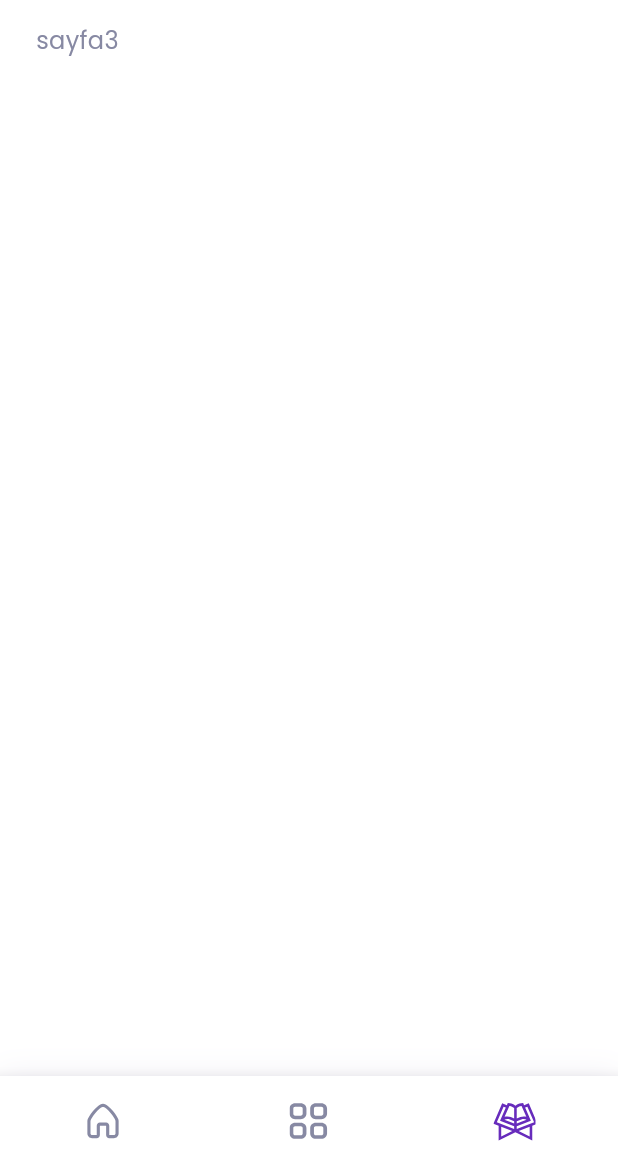
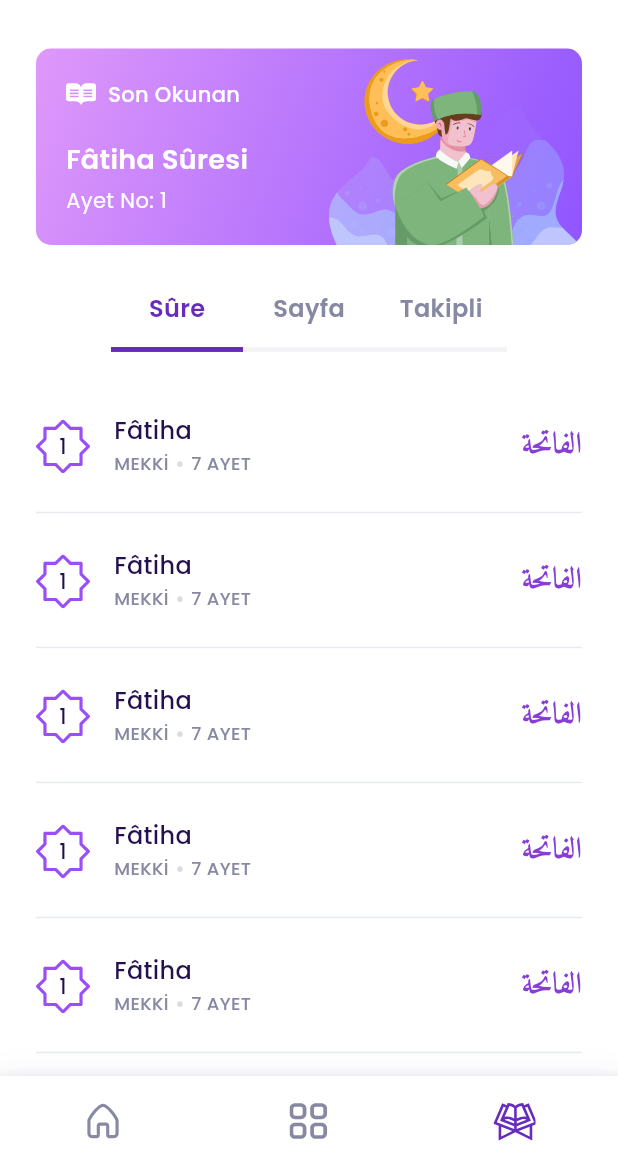
Before and after one commit to ruwiss/dini_atlas, a Flutter app: the HomeView screen opened by its route, item 3 of the bottom bar chosen, on a phone screen of 412 x 824 dp, the part 61-1236 px from its top. Run offline on Flutter 3.47's test engine with Material 3 defaults, Android fonts, the phone set to English and light mode, and no system bars; our stand-ins replace audioplayers, connectivity_plus, dio, flutter_local_notifications, flutter_native_splash, flutter_svg and 8 more; missing offline and left inert: android_alarm_manager_plus; accounts and stored records are empty; generated files the repository leaves out were written again; network calls fail; statements that could not run were skipped.

Commit message:
quran page design

```diff
--- a/dini_atlas/lib/ui/common/constants/app_images.dart
+++ b/dini_atlas/lib/ui/common/constants/app_images.dart
@@ -24,3 +24,7 @@ const String kiBook = "assets/vectors/book.svg";
 const String kiBook2 = "assets/vectors/book2.svg";
 const String kiRadio = "assets/vectors/radio.svg";
 const String kiEsmaulHusna = "assets/vectors/esmaul_husna.svg";
+
+const String kiCardImage = "assets/vectors/card_image.svg";
+const String kiReadme = "assets/vectors/readme.svg";
+const String kiAyahFrame = "assets/vectors/ayah_frame.svg";
--- a/dini_atlas/lib/ui/views/home/home_view.dart
+++ b/dini_atlas/lib/ui/views/home/home_view.dart
@@ -7,6 +7,7 @@ import 'package:stacked/stacked.dart';
 import 'package:flutter_svg/flutter_svg.dart';
 import 'home_service.dart';
 import 'home_viewmodel.dart';
+import 'tabs/quran/quran_tab.dart';
 
 class HomeView extends StatefulWidget {
   const HomeView({super.key});
@@ -93,7 +94,7 @@ class _HomeViewState extends State<HomeView> {
   Widget getViewForIndex(int index) {
     switch (index) {
       case 2:
-        return const Text("sayfa3");
+        return const QuranTab();
       case 1:
         return const CategoriesTab();
       default:
--- a/dini_atlas/lib/ui/views/home/tabs/categories/categories_tab.dart
+++ b/dini_atlas/lib/ui/views/home/tabs/categories/categories_tab.dart
@@ -13,8 +13,7 @@ class CategoriesTab extends StatefulWidget {
 class _CategoriesTabState extends State<CategoriesTab> {
   @override
   Widget build(BuildContext context) {
-    return Scaffold(
-      body: Center(
+    return Center(
       child: GridView.builder(
         itemCount: categoryItems.length,
         padding: const EdgeInsets.symmetric(vertical: 20),
@@ -62,7 +61,6 @@ class _CategoriesTabState extends State<CategoriesTab> {
           );
         },
       ),
-      ),
     );
   }
 }
--- /dev/null
+++ b/dini_atlas/lib/ui/views/home/tabs/quran/quran_tab.dart
@@ -0,0 +1,47 @@
+import 'package:dini_atlas/ui/common/constants/app_colors.dart';
+import 'package:dini_atlas/ui/common/ui_helpers.dart';
+import 'package:dini_atlas/ui/views/home/tabs/quran/quran_tab_viewmodel.dart';
+import 'package:dini_atlas/ui/views/home/tabs/quran/widgets/quran_header_card.dart';
+import 'package:dini_atlas/ui/views/home/tabs/quran/widgets/quran_surah_list.dart';
+import 'package:dini_atlas/ui/views/home/tabs/quran/widgets/quran_tab_buttons.dart';
+import 'package:flutter/material.dart';
+import 'package:flutter/widgets.dart';
+import 'package:stacked/stacked.dart';
+
+class QuranTab extends StackedView<QuranTabViewModel> {
+  const QuranTab({super.key});
+
+  @override
+  Widget builder(
+    BuildContext context,
+    QuranTabViewModel viewModel,
+    Widget? child,
+  ) {
+    return Center(
+      child: Column(
+        children: [
+          QuranHeaderCard(),
+          QuranTabButtons(
+              currentIndex: viewModel.currentIndex,
+              onIndexChanged: viewModel.setIndex),
+          verticalSpaceMedium,
+          switch (viewModel.currentIndex) {
+            0 => QuranSurahList(),
+            1 => const SizedBox(),
+            2 => const SizedBox(),
+            _ => const SizedBox(),
+          }
+        ],
+      ),
+    );
+  }
+
+  @override
+  QuranTabViewModel viewModelBuilder(BuildContext context) =>
+      QuranTabViewModel();
+
+  @override
+  void onViewModelReady(QuranTabViewModel viewModel) {
+    // init();
+  }
+}
--- /dev/null
+++ b/dini_atlas/lib/ui/views/home/tabs/quran/quran_tab_viewmodel.dart
@@ -0,0 +1,5 @@
+import 'package:stacked/stacked.dart';
+
+class QuranTabViewModel extends IndexTrackingViewModel {
+
+}
--- /dev/null
+++ b/dini_atlas/lib/ui/views/home/tabs/quran/widgets/quran_header_card.dart
@@ -0,0 +1,66 @@
+import 'package:dini_atlas/ui/common/constants/constants.dart';
+import 'package:dini_atlas/ui/common/ui_helpers.dart';
+import 'package:flutter/material.dart';
+import 'package:flutter_svg/flutter_svg.dart';
+
+class QuranHeaderCard extends StatelessWidget {
+  const QuranHeaderCard({super.key});
+
+  @override
+  Widget build(BuildContext context) {
+    return Container(
+      width: double.infinity,
+      margin: const EdgeInsets.symmetric(vertical: 17),
+      decoration: BoxDecoration(
+        borderRadius: BorderRadius.circular(10),
+        gradient: const LinearGradient(colors: [
+          kcPurpleColorMedium,
+          kcPurpleColorDark,
+        ], begin: Alignment.topLeft, end: Alignment.bottomRight),
+      ),
+      child: Row(
+        mainAxisAlignment: MainAxisAlignment.spaceBetween,
+        children: [
+          Padding(
+            padding: paddingMedium,
+            child: Column(
+              crossAxisAlignment: CrossAxisAlignment.start,
+              children: [
+                Row(
+                  children: [
+                    SvgPicture.asset(kiReadme),
+                    horizontalSpace(8),
+                    const Text(
+                      "Son Okunan",
+                      style: TextStyle(
+                        fontSize: 14,
+                        color: kcOnPrimaryColor,
+                        fontWeight: FontWeight.w500,
+                      ),
+                    )
+                  ],
+                ),
+                const Padding(
+                  padding: EdgeInsets.only(top: 20, bottom: 4),
+                  child: Text(
+                    "Fâtiha Sûresi",
+                    style: TextStyle(
+                      fontSize: 18,
+                      fontWeight: FontWeight.w600,
+                      color: kcOnPrimaryColor,
+                    ),
+                  ),
+                ),
+                const Text(
+                  "Ayet No: 1",
+                  style: TextStyle(fontSize: 14, color: kcOnPrimaryColor),
+                )
+              ],
+            ),
+          ),
+          SvgPicture.asset(kiCardImage),
+        ],
+      ),
+    );
+  }
+}
--- /dev/null
+++ b/dini_atlas/lib/ui/views/home/tabs/quran/widgets/quran_surah_list.dart
@@ -0,0 +1,105 @@
+import 'package:dini_atlas/ui/common/constants/constants.dart';
+import 'package:dini_atlas/ui/common/ui_helpers.dart';
+import 'package:flutter/material.dart';
+import 'package:flutter_svg/flutter_svg.dart';
+
+class QuranSurahList extends StatelessWidget {
+  const QuranSurahList({super.key});
+
+  @override
+  Widget build(BuildContext context) {
+    return Flexible(
+      child: ListView.builder(
+        shrinkWrap: true,
+        itemCount: 15,
+        itemBuilder: (context, index) {
+          return _surahItem(hideDivider: index == 14);
+        },
+      ),
+    );
+  }
+
+  final TextStyle _surahItemSubStyle = const TextStyle(
+    fontSize: 12,
+    color: kcGrayColor,
+    fontWeight: FontWeight.w500,
+  );
+
+  Widget _surahItem({bool hideDivider = false}) {
+    return GestureDetector(
+      onTap: () {},
+      child: Column(
+        children: [
+          verticalSpace(16),
+          Row(
+            children: [
+              // Sure numarası, çerçeve görünümü
+              Stack(
+                alignment: Alignment.center,
+                children: [
+                  SvgPicture.asset(kiAyahFrame),
+                  const Text(
+                    "1",
+                    style: TextStyle(
+                      fontSize: 14,
+                      color: kcPrimaryColorDark,
+                      fontWeight: FontWeight.w500,
+                    ),
+                  )
+                ],
+              ),
+
+              horizontalSpace(16),
+
+              // Sure adı, numarası, bilgisi
+              Column(
+                crossAxisAlignment: CrossAxisAlignment.start,
+                children: [
+                  // Sure ismi
+                  const Text(
+                    "Fâtiha",
+                    style: TextStyle(
+                      fontSize: 16,
+                      fontWeight: FontWeight.w500,
+                      color: kcPrimaryColorDark,
+                    ),
+                  ),
+                  // Sure bilgisi
+                  Row(
+                    children: [
+                      Text("MEKKİ", style: _surahItemSubStyle),
+                      Text(
+                        " • ",
+                        style: TextStyle(
+                          fontSize: 15,
+                          color: kcGrayColor.withOpacity(.3),
+                        ),
+                      ),
+                      Text("7 AYET", style: _surahItemSubStyle),
+                    ],
+                  )
+                ],
+              ),
+
+              const Spacer(),
+
+              // Arapça Sure adı
+              const Text(
+                "الفاتحة",
+                style: TextStyle(
+                  fontFamily: "Amiri",
+                  fontSize: 20,
+                  fontWeight: FontWeight.w700,
+                  color: kcPrimaryColorLight,
+                ),
+              )
+            ],
+          ),
+          verticalSpace(14),
+          if (!hideDivider) const Divider(),
+          if (hideDivider) verticalSpaceMedium,
+        ],
+      ),
+    );
+  }
+}
--- /dev/null
+++ b/dini_atlas/lib/ui/views/home/tabs/quran/widgets/quran_tab_buttons.dart
@@ -0,0 +1,54 @@
+import 'package:dini_atlas/ui/common/constants/constants.dart';
+import 'package:flutter/material.dart';
+
+class QuranTabButtons extends StatelessWidget {
+  const QuranTabButtons({
+    super.key,
+    this.onIndexChanged,
+    required this.currentIndex,
+  });
+  final Function(int id)? onIndexChanged;
+  final int currentIndex;
+
+  @override
+  Widget build(BuildContext context) {
+    return Row(
+      mainAxisAlignment: MainAxisAlignment.center,
+      children: [
+        _tabButton(id: 0, title: "Sûre"),
+        _tabButton(id: 1, title: "Sayfa"),
+        _tabButton(id: 2, title: "Takipli"),
+      ],
+    );
+  }
+
+  Widget _tabButton(
+      {required int id, required String title}) {
+        final bool isActive = currentIndex == id;
+    return InkWell(
+      onTap: () => onIndexChanged?.call(id),
+      splashColor: kcPurpleColorLight.withOpacity(.3),
+      child: Column(
+        crossAxisAlignment: CrossAxisAlignment.center,
+        children: [
+          Padding(
+            padding: const EdgeInsets.symmetric(vertical: 14),
+            child: Text(
+              title,
+              style: TextStyle(
+                fontSize: 16,
+                fontWeight: FontWeight.w600,
+                color: isActive ? kcPrimaryColor : kcGrayColor,
+              ),
+            ),
+          ),
+          Container(
+            height: 3.3,
+            width: 88,
+            color: isActive ? kcPrimaryColor : kcGrayColor.withOpacity(.1),
+          )
+        ],
+      ),
+    );
+  }
+}
--- a/dini_atlas/pubspec.yaml
+++ b/dini_atlas/pubspec.yaml
@@ -58,3 +58,9 @@ flutter:
           weight: 600
         - asset: assets/fonts/Poppins-Bold.ttf
           weight: 700
+
+    - family: Amiri
+      fonts:
+        - asset: assets/fonts/Amiri-Regular.ttf
+        - asset: assets/fonts/Amiri-Bold.ttf
+          weight: 700
```
Also changed, not shown: dini_atlas/assets/fonts/Amiri-Bold.ttf (added), dini_atlas/assets/fonts/Amiri-Regular.ttf (added), dini_atlas/assets/vectors/ayah_frame.svg (added), dini_atlas/assets/vectors/card_image.svg (added), dini_atlas/assets/vectors/readme.svg (added). Lines whose indentation alone changed are shown as unchanged.
